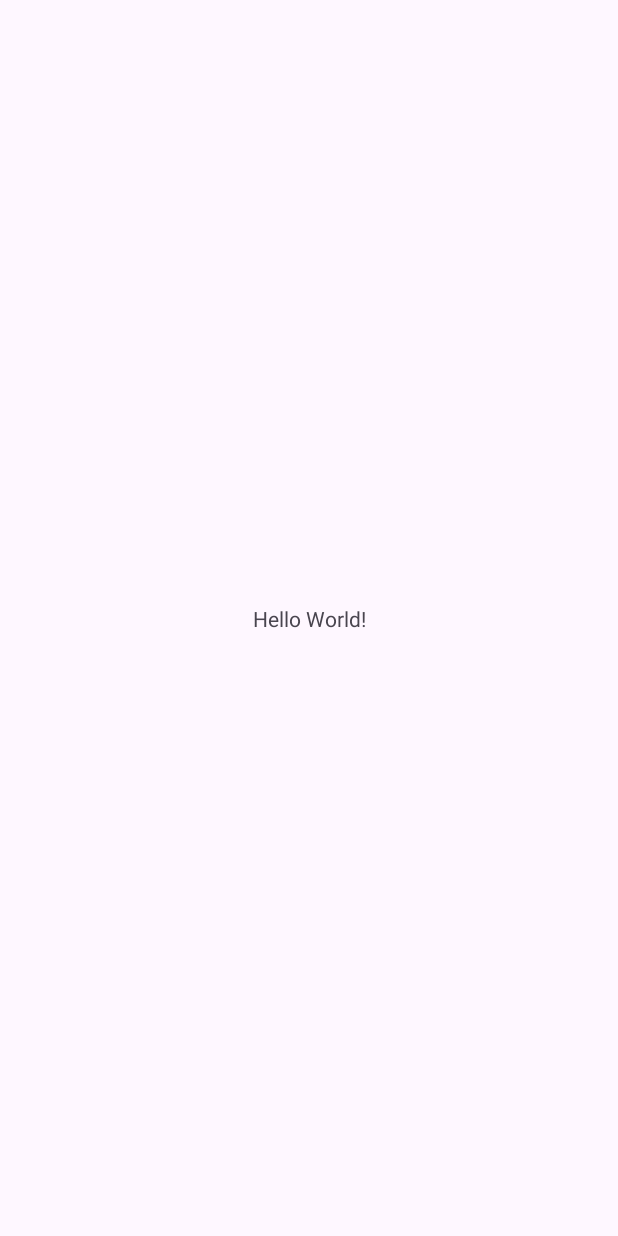
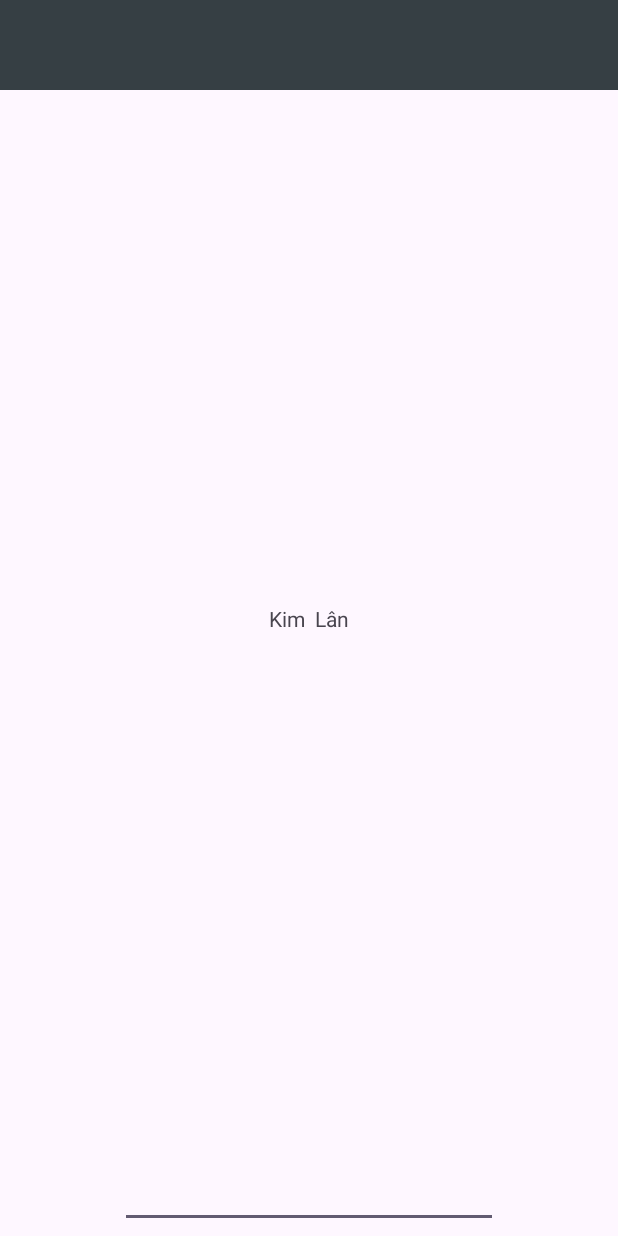
Before and after one commit to UinLan/DuAnAppDocSach, an Android app: the screen it shows after launch (MainActivity), on a phone screen of 412 x 824 dp. Before the commit the screen is almost empty. Run offline under Robolectric (Android 15) with nearby library versions, the phone set to English and light mode, and no system bars.

Commit message:
thay doi giao dien

```diff
--- a/app/src/main/res/layout/activity_main.xml
+++ b/app/src/main/res/layout/activity_main.xml
@@ -9,10 +9,24 @@
     <TextView
         android:layout_width="wrap_content"
         android:layout_height="wrap_content"
-        android:text="Hello World!"
+        android:text="Kim  Lân"
         app:layout_constraintBottom_toBottomOf="parent"
         app:layout_constraintEnd_toEndOf="parent"
         app:layout_constraintStart_toStartOf="parent"
         app:layout_constraintTop_toTopOf="parent" />
+    <RelativeLayout
+        android:layout_width="match_parent"
+        android:layout_height="60dp"
+        android:gravity="center"
+        android:background="#363f44">
 
+    </RelativeLayout>
+    <EditText
+        android:layout_width="match_parent"
+        android:layout_height="match_parent"
+        android:layout_marginTop="5dp"
+        android:layout_marginBottom="5dp"
+        android:layout_marginRight="80dp"
+        android:layout_marginLeft="80dp">
+    </EditText>
 </androidx.constraintlayout.widget.ConstraintLayout>
```
